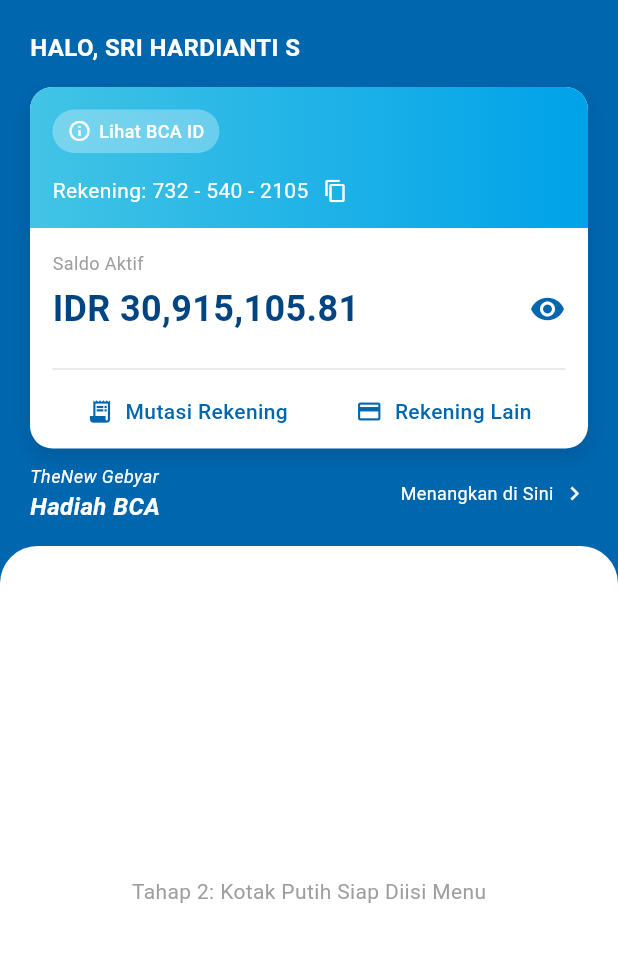
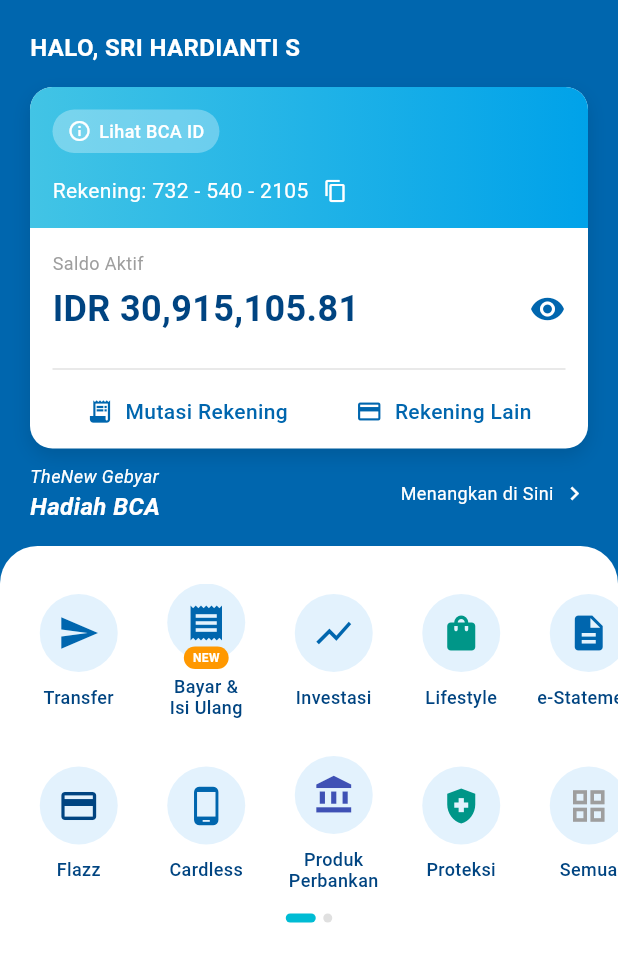
Before and after one commit to Ryxaa23/uts_mbankingbca, a Flutter app: the screen it shows after launch, on a phone screen of 412 x 824 dp. Shown: the top 962 px of the screen. Run offline on Flutter 3.47's test engine with Material 3 defaults, Android fonts, the phone set to English and light mode, and no system bars.

Commit message:
Tahap 3: Implementasi menu ikon dengan horizontal scroll

```diff
--- a/lib/main.dart
+++ b/lib/main.dart
@@ -30,14 +30,10 @@
         child: Column(
           crossAxisAlignment: CrossAxisAlignment.start,
           children: [
-            // Tahap 1: Header dan Saldo
             _buildHeaderCard(),
-
-            // Tahap 2: Banner Gebyar Hadiah
             _buildGebyarBanner(),
             const SizedBox(height: 15),
 
-            // Tahap 2: Dasar Kotak Putih untuk Menu
             Expanded(
               child: Container(
                 width: double.infinity,
@@ -45,8 +41,14 @@
                   color: Colors.white,
                   borderRadius: BorderRadius.only(topLeft: Radius.circular(25), topRight: Radius.circular(25)),
                 ),
-                child: const Center(
-                  child: Text('Tahap 2: Kotak Putih Siap Diisi Menu', style: TextStyle(color: Colors.grey)),
+                child: SingleChildScrollView(
+                  child: Column(
+                    children: [
+                      const SizedBox(height: 25),
+                      // Tahap 3: Menu Utama
+                      _buildMenuGrid(),
+                    ],
+                  ),
                 ),
               ),
             ),
@@ -56,6 +58,7 @@
     );
   }
 
+  // ... (Sengaja saya sertakan penuh agar kamu aman copy-paste)
   Widget _buildHeaderCard() {
     return Padding(
       padding: const EdgeInsets.only(top: 20, left: 20, right: 20, bottom: 10),
@@ -65,42 +68,22 @@
           const Text('HALO, SRI HARDIANTI S', style: TextStyle(color: Colors.white, fontSize: 16, fontWeight: FontWeight.bold)),
           const SizedBox(height: 15),
           Container(
-            decoration: BoxDecoration(
-              color: Colors.white,
-              borderRadius: BorderRadius.circular(15),
-              boxShadow: const [BoxShadow(color: Colors.black12, blurRadius: 10, offset: Offset(0, 5))],
-            ),
+            decoration: BoxDecoration(color: Colors.white, borderRadius: BorderRadius.circular(15), boxShadow: const [BoxShadow(color: Colors.black12, blurRadius: 10, offset: Offset(0, 5))]),
             child: Column(
               children: [
                 Container(
                   padding: const EdgeInsets.all(15),
-                  decoration: const BoxDecoration(
-                    borderRadius: BorderRadius.only(topLeft: Radius.circular(15), topRight: Radius.circular(15)),
-                    gradient: LinearGradient(colors: [Color(0xFF42C4E5), Color(0xFF00A2E9)]),
-                  ),
+                  decoration: const BoxDecoration(borderRadius: BorderRadius.only(topLeft: Radius.circular(15), topRight: Radius.circular(15)), gradient: LinearGradient(colors: [Color(0xFF42C4E5), Color(0xFF00A2E9)])),
                   child: Column(
                     crossAxisAlignment: CrossAxisAlignment.start,
                     children: [
                       Container(
                         padding: const EdgeInsets.symmetric(horizontal: 10, vertical: 6),
                         decoration: BoxDecoration(color: Colors.white.withOpacity(0.3), borderRadius: BorderRadius.circular(20)),
-                        child: Row(
-                          mainAxisSize: MainAxisSize.min,
-                          children: const [
-                            Icon(Icons.info_outline, color: Colors.white, size: 16),
-                            SizedBox(width: 5),
-                            Text('Lihat BCA ID', style: TextStyle(color: Colors.white, fontSize: 12, fontWeight: FontWeight.w500)),
-                          ],
-                        ),
+                        child: Row(mainAxisSize: MainAxisSize.min, children: const [Icon(Icons.info_outline, color: Colors.white, size: 16), SizedBox(width: 5), Text('Lihat BCA ID', style: TextStyle(color: Colors.white, fontSize: 12, fontWeight: FontWeight.w500))]),
                       ),
                       const SizedBox(height: 15),
-                      Row(
-                        children: const [
-                          Text('Rekening: 732 - 540 - 2105', style: TextStyle(color: Colors.white, fontSize: 14)),
-                          SizedBox(width: 10),
-                          Icon(Icons.copy_outlined, color: Colors.white, size: 16),
-                        ],
-                      ),
+                      Row(children: const [Text('Rekening: 732 - 540 - 2105', style: TextStyle(color: Colors.white, fontSize: 14)), SizedBox(width: 10), Icon(Icons.copy_outlined, color: Colors.white, size: 16)]),
                     ],
                   ),
                 ),
@@ -111,13 +94,7 @@
                     children: [
                       const Text('Saldo Aktif', style: TextStyle(color: Colors.grey, fontSize: 12)),
                       const SizedBox(height: 5),
-                      Row(
-                        mainAxisAlignment: MainAxisAlignment.spaceBetween,
-                        children: const [
-                          Text('IDR 30,915,105.81', style: TextStyle(color: bcaDarkBlue, fontSize: 24, fontWeight: FontWeight.bold)),
-                          Icon(Icons.visibility, color: bcaBlue),
-                        ],
-                      ),
+                      Row(mainAxisAlignment: MainAxisAlignment.spaceBetween, children: const [Text('IDR 30,915,105.81', style: TextStyle(color: bcaDarkBlue, fontSize: 24, fontWeight: FontWeight.bold)), Icon(Icons.visibility, color: bcaBlue)]),
                       const SizedBox(height: 15),
                       const Divider(color: Colors.grey, thickness: 0.3),
                       const SizedBox(height: 10),
@@ -145,20 +122,88 @@
       child: Row(
         mainAxisAlignment: MainAxisAlignment.spaceBetween,
         children: [
-          Column(
+          Column(crossAxisAlignment: CrossAxisAlignment.start, children: const [Text('TheNew Gebyar', style: TextStyle(color: Colors.white, fontSize: 12, fontStyle: FontStyle.italic)), Text('Hadiah BCA', style: TextStyle(color: Colors.white, fontSize: 16, fontWeight: FontWeight.bold, fontStyle: FontStyle.italic))]),
+          Row(children: const [Text('Menangkan di Sini', style: TextStyle(color: Colors.white, fontSize: 12)), SizedBox(width: 5), Icon(Icons.chevron_right, color: Colors.white, size: 18)])
+        ],
+      ),
+    );
+  }
+
+  // --- WIDGET TAHAP 3: Menu Grid ---
+  Widget _buildMenuGrid() {
+    return Column(
+      children: [
+        SingleChildScrollView(
+          scrollDirection: Axis.horizontal,
+          padding: const EdgeInsets.symmetric(horizontal: 10),
+          child: Column(
             crossAxisAlignment: CrossAxisAlignment.start,
-            children: const [
-              Text('TheNew Gebyar', style: TextStyle(color: Colors.white, fontSize: 12, fontStyle: FontStyle.italic)),
-              Text('Hadiah BCA', style: TextStyle(color: Colors.white, fontSize: 16, fontWeight: FontWeight.bold, fontStyle: FontStyle.italic)),
+            children: [
+              Row(
+                children: [
+                  _buildMenuIcon(Icons.send, 'Transfer', bcaBlue, false),
+                  _buildMenuIcon(Icons.receipt, 'Bayar &\nIsi Ulang', bcaBlue, true), // Ada badge NEW
+                  _buildMenuIcon(Icons.show_chart, 'Investasi', bcaBlue, false),
+                  _buildMenuIcon(Icons.shopping_bag, 'Lifestyle', Colors.teal, false),
+                  _buildMenuIcon(Icons.description, 'e-Statement', bcaBlue, false),
+                ],
+              ),
+              const SizedBox(height: 25),
+              Row(
+                children: [
+                  _buildMenuIcon(Icons.credit_card, 'Flazz', bcaDarkBlue, false),
+                  _buildMenuIcon(Icons.phone_android, 'Cardless', bcaBlue, false),
+                  _buildMenuIcon(Icons.account_balance, 'Produk\nPerbankan', Colors.indigo, false),
+                  _buildMenuIcon(Icons.health_and_safety, 'Proteksi', Colors.teal, false),
+                  _buildMenuIcon(Icons.grid_view, 'Semua', Colors.grey, false),
+                ],
+              ),
             ],
           ),
-          Row(
-            children: const [
-              Text('Menangkan di Sini', style: TextStyle(color: Colors.white, fontSize: 12)),
-              SizedBox(width: 5),
-              Icon(Icons.chevron_right, color: Colors.white, size: 18),
+        ),
+        const SizedBox(height: 15),
+        // Indikator scroll (titik biru dan abu)
+        Row(
+          mainAxisAlignment: MainAxisAlignment.center,
+          children: [
+            Container(width: 20, height: 6, decoration: BoxDecoration(color: Colors.cyan, borderRadius: BorderRadius.circular(5))),
+            const SizedBox(width: 5),
+            Container(width: 6, height: 6, decoration: BoxDecoration(color: Colors.grey[300], shape: BoxShape.circle)),
+          ],
+        ),
+      ],
+    );
+  }
+
+  Widget _buildMenuIcon(IconData icon, String label, Color iconColor, bool isNew) {
+    return SizedBox(
+      width: 85, // Lebar fixed agar ikon sejajar
+      child: Column(
+        mainAxisSize: MainAxisSize.min,
+        children: [
+          Stack(
+            clipBehavior: Clip.none,
+            children: [
+              Container(
+                padding: const EdgeInsets.all(12),
+                decoration: BoxDecoration(color: Colors.blue[50], shape: BoxShape.circle),
+                child: Icon(icon, color: iconColor, size: 28),
+              ),
+              if (isNew)
+                Positioned(
+                  bottom: -5, left: 0, right: 0,
+                  child: Center(
+                    child: Container(
+                      padding: const EdgeInsets.symmetric(horizontal: 6, vertical: 2),
+                      decoration: BoxDecoration(color: Colors.orange, borderRadius: BorderRadius.circular(10)),
+                      child: const Text('NEW', style: TextStyle(color: Colors.white, fontSize: 8, fontWeight: FontWeight.bold)),
+                    ),
+                  ),
+                ),
             ],
-          )
+          ),
+          const SizedBox(height: 10),
+          Text(label, textAlign: TextAlign.center, style: const TextStyle(fontSize: 12, fontWeight: FontWeight.w500, color: bcaDarkBlue, height: 1.2)),
         ],
       ),
     );
```
